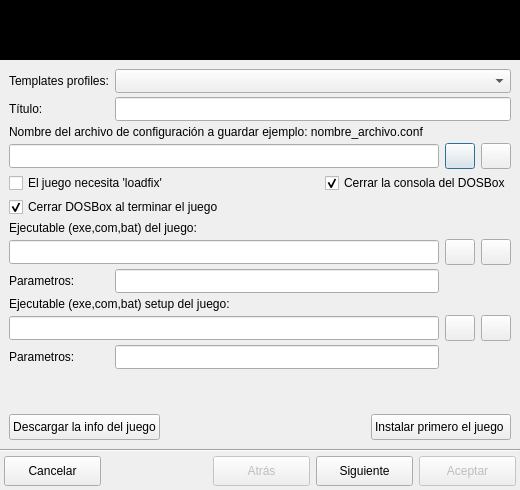
Monthy/gr-lida, file ui/dbxadd.ui: the form before one commit.
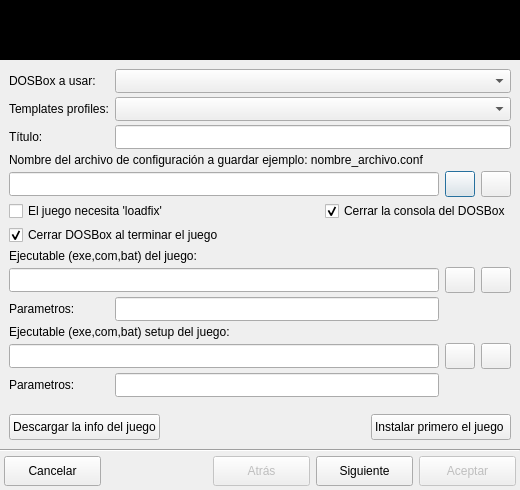
The form after the commit. Icons and pictures are not drawn.

Commit message: Añadido soporte para usar distintas versiones del DOSBox.

What changed in the file:
```diff
--- a/ui/dbxadd.ui
+++ b/ui/dbxadd.ui
@@ -27,7 +27,16 @@
    <property name="spacing">
     <number>0</number>
    </property>
-   <property name="margin">
+   <property name="leftMargin">
+    <number>0</number>
+   </property>
+   <property name="topMargin">
+    <number>0</number>
+   </property>
+   <property name="rightMargin">
+    <number>0</number>
+   </property>
+   <property name="bottomMargin">
     <number>0</number>
    </property>
    <item>
@@ -429,31 +438,14 @@
        <property name="verticalSpacing">
         <number>4</number>
        </property>
-       <item row="0" column="0">
-        <widget class="QLabel" name="lb_Dbx_0">
-         <property name="text">
-          <string>Templates profiles:</string>
-         </property>
-        </widget>
-       </item>
-       <item row="0" column="1" colspan="4">
-        <widget class="QComboBox" name="cbxDbx_Profiles">
-         <property name="minimumSize">
-          <size>
-           <width>0</width>
-           <height>24</height>
-          </size>
-         </property>
-        </widget>
-       </item>
-       <item row="1" column="0">
+       <item row="2" column="0">
         <widget class="QLabel" name="lb_Dbx_1">
          <property name="text">
           <string>Título:</string>
          </property>
         </widget>
        </item>
-       <item row="1" column="1" colspan="4">
+       <item row="2" column="1" colspan="4">
         <widget class="QLineEdit" name="txtDatos_Titulo">
          <property name="minimumSize">
           <size>
@@ -463,7 +455,7 @@
          </property>
         </widget>
        </item>
-       <item row="2" column="0" colspan="5">
+       <item row="3" column="0" colspan="5">
         <widget class="QLabel" name="lb_Dbx_2">
          <property name="text">
           <string>Nombre del archivo de configuración a guardar ejemplo: nombre_archivo.conf</string>
@@ -473,7 +465,7 @@
          </property>
         </widget>
        </item>
-       <item row="3" column="0" colspan="3">
+       <item row="4" column="0" colspan="3">
         <widget class="QLineEdit" name="txtDbx_path_conf">
          <property name="minimumSize">
           <size>
@@ -483,7 +475,7 @@
          </property>
         </widget>
        </item>
-       <item row="3" column="3">
+       <item row="4" column="3">
         <widget class="QPushButton" name="btnDbx_FileConfg">
          <property name="minimumSize">
           <size>
@@ -506,7 +498,7 @@
          </property>
         </widget>
        </item>
-       <item row="3" column="4">
+       <item row="4" column="4">
         <widget class="QPushButton" name="btnDbx_FileConfg_clear">
          <property name="minimumSize">
           <size>
@@ -526,14 +518,14 @@
          </property>
         </widget>
        </item>
-       <item row="4" column="0" colspan="2">
+       <item row="5" column="0" colspan="2">
         <widget class="QCheckBox" name="chkDbx_loadfix">
          <property name="text">
           <string>El juego necesita 'loadfix' </string>
          </property>
         </widget>
        </item>
-       <item row="4" column="2" colspan="3">
+       <item row="5" column="2" colspan="3">
         <widget class="QCheckBox" name="chkDbx_consola_dbox">
          <property name="text">
           <string>Cerrar la consola del DOSBox</string>
@@ -543,7 +535,7 @@
          </property>
         </widget>
        </item>
-       <item row="5" column="0" colspan="2">
+       <item row="6" column="0" colspan="2">
         <widget class="QCheckBox" name="chkDbx_cerrar_dbox">
          <property name="text">
           <string>Cerrar DOSBox al terminar el juego</string>
@@ -553,7 +545,7 @@
          </property>
         </widget>
        </item>
-       <item row="6" column="0" colspan="5">
+       <item row="7" column="0" colspan="5">
         <widget class="QLabel" name="lb_Dbx_3">
          <property name="text">
           <string>Ejecutable (exe,com,bat) del juego:</string>
@@ -563,7 +555,7 @@
          </property>
         </widget>
        </item>
-       <item row="7" column="0" colspan="3">
+       <item row="8" column="0" colspan="3">
         <widget class="QLineEdit" name="txtDbx_path_exe">
          <property name="minimumSize">
           <size>
@@ -573,7 +565,7 @@
          </property>
         </widget>
        </item>
-       <item row="7" column="3">
+       <item row="8" column="3">
         <widget class="QPushButton" name="btnDbx_ExeJuego">
          <property name="minimumSize">
           <size>
@@ -596,7 +588,7 @@
          </property>
         </widget>
        </item>
-       <item row="7" column="4">
+       <item row="8" column="4">
         <widget class="QPushButton" name="btnDbx_ExeJuego_clear">
          <property name="minimumSize">
           <size>
@@ -616,14 +608,14 @@
          </property>
         </widget>
        </item>
-       <item row="8" column="0">
+       <item row="9" column="0">
         <widget class="QLabel" name="lb_Dbx_4">
          <property name="text">
           <string>Parametros:</string>
          </property>
         </widget>
        </item>
-       <item row="8" column="1" colspan="2">
+       <item row="9" column="1" colspan="2">
         <widget class="QLineEdit" name="txtDbx_parametros_exe">
          <property name="minimumSize">
           <size>
@@ -633,7 +625,7 @@
          </property>
         </widget>
        </item>
-       <item row="9" column="0" colspan="5">
+       <item row="10" column="0" colspan="5">
         <widget class="QLabel" name="lb_Dbx_5">
          <property name="text">
           <string>Ejecutable (exe,com,bat) setup del juego:</string>
@@ -643,7 +635,7 @@
          </property>
         </widget>
        </item>
-       <item row="10" column="0" colspan="3">
+       <item row="11" column="0" colspan="3">
         <widget class="QLineEdit" name="txtDbx_path_setup">
          <property name="minimumSize">
           <size>
@@ -653,7 +645,7 @@
          </property>
         </widget>
        </item>
-       <item row="10" column="3">
+       <item row="11" column="3">
         <widget class="QPushButton" name="btnDbx_ExeSetup">
          <property name="minimumSize">
           <size>
@@ -676,7 +668,7 @@
          </property>
         </widget>
        </item>
-       <item row="10" column="4">
+       <item row="11" column="4">
         <widget class="QPushButton" name="btnDbx_ExeSetup_clear">
          <property name="minimumSize">
           <size>
@@ -696,14 +688,14 @@
          </property>
         </widget>
        </item>
-       <item row="11" column="0">
+       <item row="12" column="0">
         <widget class="QLabel" name="lb_Dbx_6">
          <property name="text">
           <string>Parametros:</string>
          </property>
         </widget>
        </item>
-       <item row="11" column="1" colspan="2">
+       <item row="12" column="1" colspan="2">
         <widget class="QLineEdit" name="txtDbx_parametros_setup">
          <property name="minimumSize">
           <size>
@@ -713,7 +705,7 @@
          </property>
         </widget>
        </item>
-       <item row="12" column="0">
+       <item row="13" column="0">
         <spacer name="verticalSpacer">
          <property name="orientation">
           <enum>Qt::Vertical</enum>
@@ -726,7 +718,7 @@
          </property>
         </spacer>
        </item>
-       <item row="13" column="0" colspan="5">
+       <item row="14" column="0" colspan="5">
         <layout class="QHBoxLayout" name="horizontalLayout_4">
          <item>
           <widget class="QPushButton" name="btnDescargarInfo">
@@ -777,6 +769,40 @@
          </item>
         </layout>
        </item>
+       <item row="1" column="1" colspan="4">
+        <widget class="QComboBox" name="cbxDbx_Profiles">
+         <property name="minimumSize">
+          <size>
+           <width>0</width>
+           <height>24</height>
+          </size>
+         </property>
+        </widget>
+       </item>
+       <item row="0" column="1" colspan="4">
+        <widget class="QComboBox" name="cbxDbx_EmuKey">
+         <property name="minimumSize">
+          <size>
+           <width>0</width>
+           <height>24</height>
+          </size>
+         </property>
+        </widget>
+       </item>
+       <item row="1" column="0">
+        <widget class="QLabel" name="lb_Dbx_0">
+         <property name="text">
+          <string>Templates profiles:</string>
+         </property>
+        </widget>
+       </item>
+       <item row="0" column="0">
+        <widget class="QLabel" name="lb_Dbx_75">
+         <property name="text">
+          <string>DOSBox a usar:</string>
+         </property>
+        </widget>
+       </item>
       </layout>
      </widget>
      <widget class="QWidget" name="page_2">
@@ -1703,7 +1729,16 @@
      <property name="spacing">
       <number>6</number>
      </property>
-     <property name="margin">
+     <property name="leftMargin">
+      <number>4</number>
+     </property>
+     <property name="topMargin">
+      <number>4</number>
+     </property>
+     <property name="rightMargin">
+      <number>4</number>
+     </property>
+     <property name="bottomMargin">
       <number>4</number>
      </property>
      <item>
```
Left out of the diff: 6 changed lines with no effect on the pictures. The commit also changes 16 other files.
